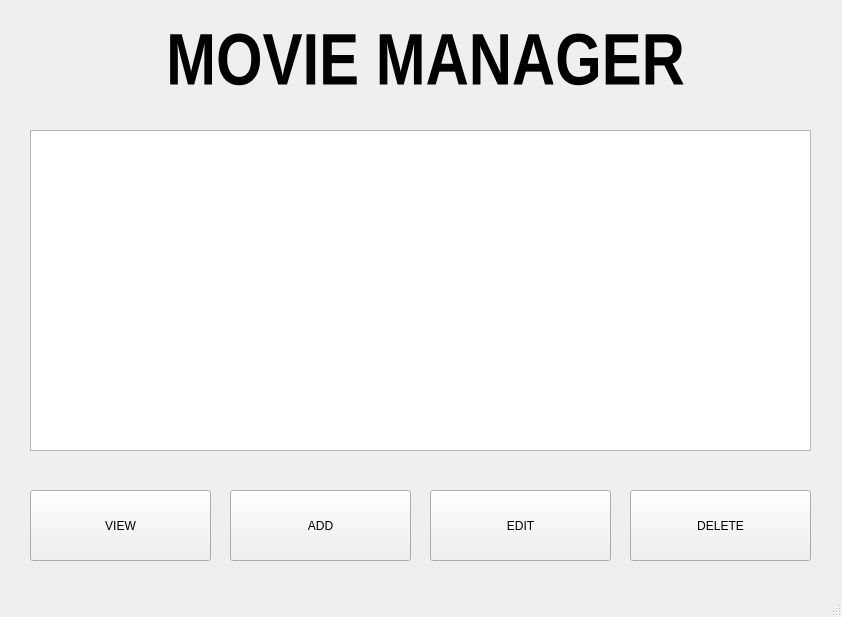
The window that main.ui (acevincent05/CP102-Final-Output) describes before a commit, drawn with Qt 5.
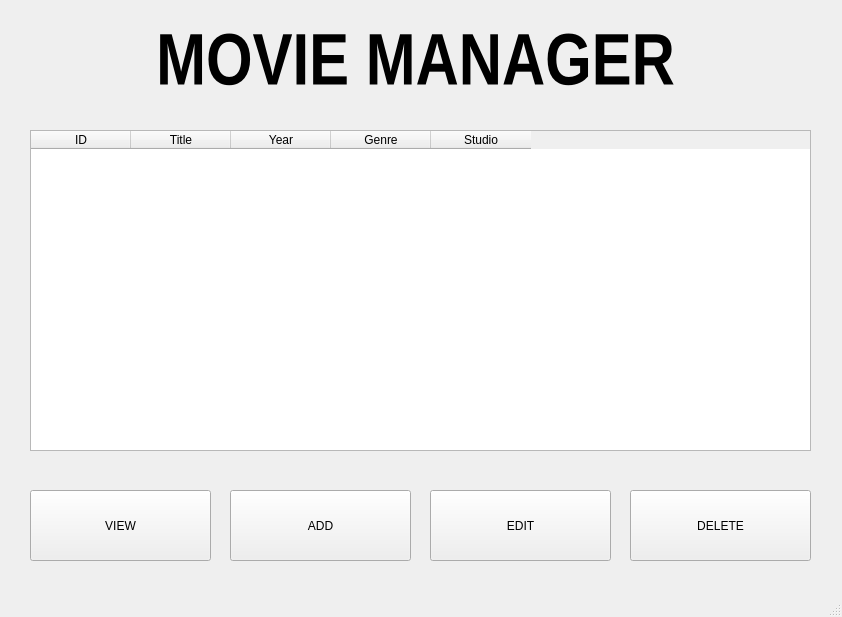
The same window after the commit.

Patch:
```diff
--- a/main.ui
+++ b/main.ui
@@ -17,7 +17,7 @@
    <widget class="QLabel" name="label">
     <property name="geometry">
      <rect>
-      <x>40</x>
+      <x>30</x>
       <y>20</y>
       <width>771</width>
       <height>91</height>
@@ -47,6 +47,31 @@
       <height>321</height>
      </rect>
     </property>
+    <column>
+     <property name="text">
+      <string>ID</string>
+     </property>
+    </column>
+    <column>
+     <property name="text">
+      <string>Title</string>
+     </property>
+    </column>
+    <column>
+     <property name="text">
+      <string>Year</string>
+     </property>
+    </column>
+    <column>
+     <property name="text">
+      <string>Genre</string>
+     </property>
+    </column>
+    <column>
+     <property name="text">
+      <string>Studio</string>
+     </property>
+    </column>
    </widget>
    <widget class="QPushButton" name="pushButton">
     <property name="geometry">
```
Left out of the diff: 8 changed lines with no effect on the pictures.
